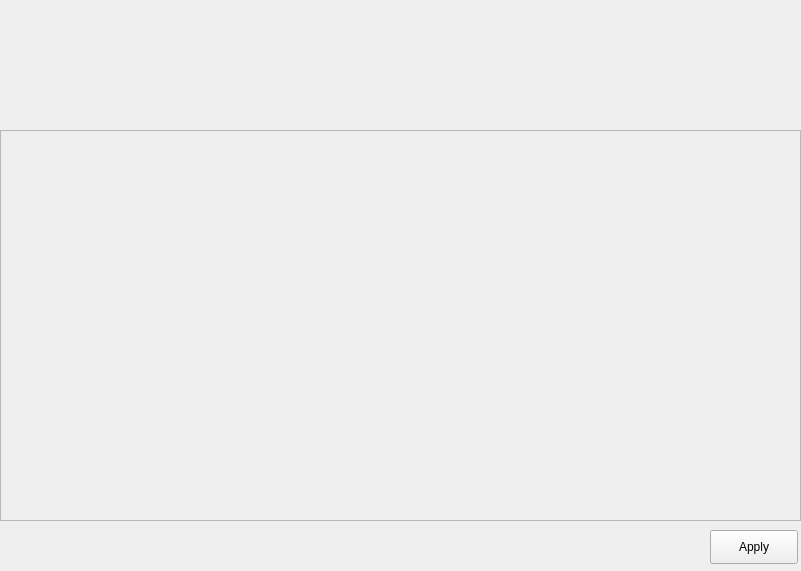
Qt form question_display_widget.ui (YFL/appointy_appointment_and_request_creator) before a commit.
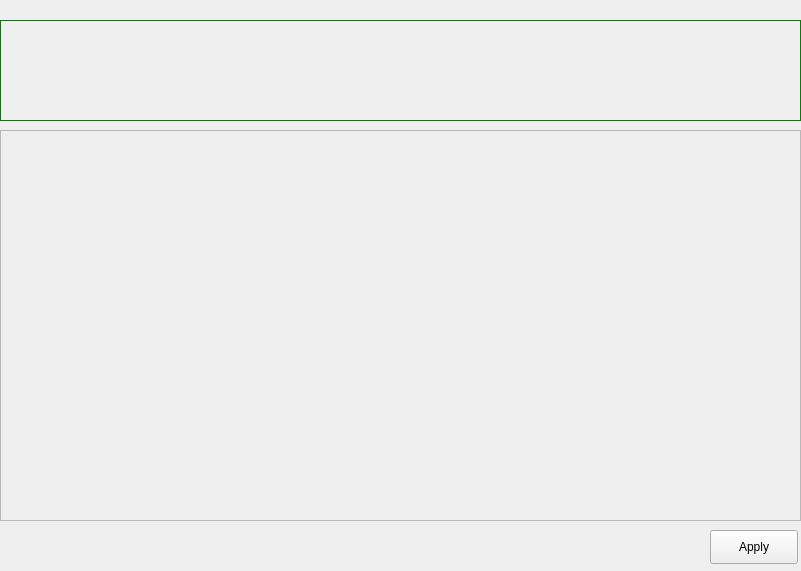
The same form after that commit.

The edit to the form file:
```diff
--- a/question_display_widget.ui
+++ b/question_display_widget.ui
@@ -22,6 +22,9 @@
      <height>101</height>
     </rect>
    </property>
+   <property name="styleSheet">
+    <string notr="true">border: 1px solid green;</string>
+   </property>
    <property name="text">
     <string/>
    </property>
```
